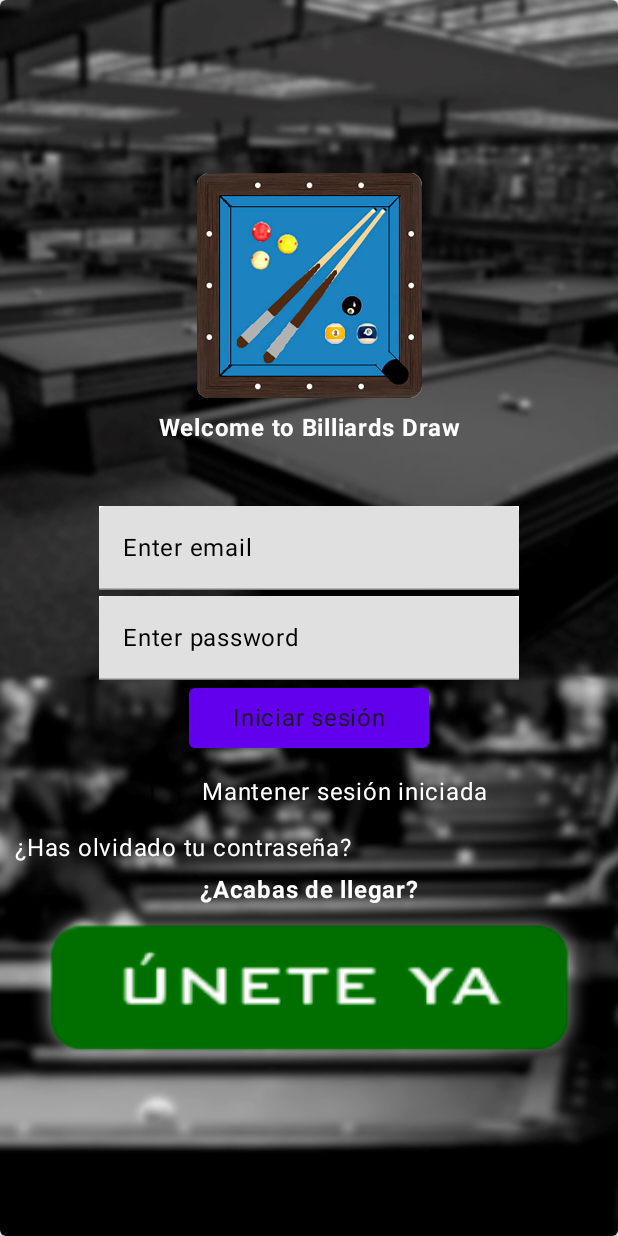
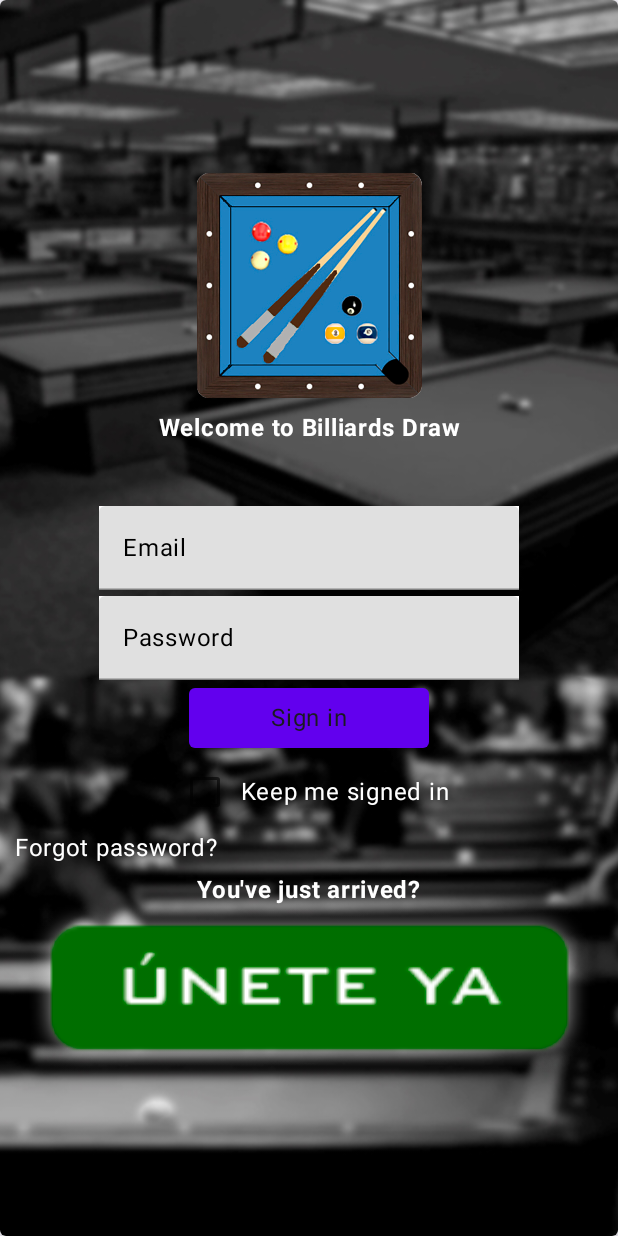
Before and after one commit to FeryaelJustice/BilliardsDraw, an Android app built with Jetpack Compose: the RegisterScreen screen opened through its navigation route, on a phone screen of 412 x 824 dp. Run offline under Robolectric (Android 15) with nearby library versions, the phone set to English and light mode, and no system bars; our stand-ins replace AdMob, Dagger/Hilt's generated code, Firebase (no records; nobody signed in at launch, a user with empty details on screens opened directly); libraries missing offline, so code that uses them is left out: com.android.billingclient; pictures from the network do not load; 5 statements that could not run were skipped.

Commit message:
translate(src): translate pantalla login, register y boton de cerrar sesion

```diff
--- a/app/src/main/java/com/billiardsdraw/billiardsdraw/ui/screen/login/LoginScreen.kt
+++ b/app/src/main/java/com/billiardsdraw/billiardsdraw/ui/screen/login/LoginScreen.kt
@@ -61,7 +61,7 @@ fun LoginScreen(
             Card(elevation = 4.dp, modifier = Modifier.fillMaxSize()) {
                 Image(
                     painter = painterResource(id = R.drawable.fondoinicio),
-                    contentDescription = "Fondo inicio",
+                    contentDescription = "Login background",
                     modifier = Modifier.fillMaxSize(),
                     contentScale = ContentScale.Crop
                 )
@@ -101,7 +101,18 @@ fun LoginScreen(
                         TextField(
                             value = viewModel.email,
                             onValueChange = { viewModel.email = it },
-                            label = { Text("Enter email", color = Color.Black) },
+                            label = {
+                                Text(
+                                    stringResource(id = R.string.email),
+                                    color = Color.Black
+                                )
+                            },
+                            placeholder = {
+                                Text(
+                                    stringResource(id = R.string.email_hint),
+                                    color = Color.Black
+                                )
+                            },
                             keyboardOptions = KeyboardOptions(keyboardType = KeyboardType.Email),
                             modifier = Modifier.background(
                                 Color.White
@@ -111,7 +122,18 @@ fun LoginScreen(
                         TextField(
                             value = viewModel.password,
                             onValueChange = { viewModel.password = it },
-                            label = { Text("Enter password", color = Color.Black) },
+                            label = {
+                                Text(
+                                    stringResource(id = R.string.password),
+                                    color = Color.Black
+                                )
+                            },
+                            placeholder = {
+                                Text(
+                                    stringResource(id = R.string.password_hint),
+                                    color = Color.Black
+                                )
+                            },
                             visualTransformation = PasswordVisualTransformation(),
                             keyboardOptions = KeyboardOptions(keyboardType = KeyboardType.Password),
                             modifier = Modifier.background(Color.White)
@@ -130,7 +152,7 @@ fun LoginScreen(
                             modifier = Modifier.width(160.dp)
                         ) {
                             Text(
-                                text = "Iniciar sesión"
+                                text = stringResource(id = R.string.signIn)
                             )
                         }
                         Spacer(modifier = Modifier.height(1.dp))
@@ -139,7 +161,7 @@ fun LoginScreen(
                                 checked = viewModel.keepSession,
                                 onCheckedChange = { viewModel.keepSession = it })
                             Text(
-                                text = "Mantener sesión iniciada",
+                                text = stringResource(id = R.string.keepSession),
                                 color = Color.White,
                                 modifier = Modifier
                                     .align(Alignment.CenterVertically)
@@ -147,7 +169,7 @@ fun LoginScreen(
                         }
                         Spacer(modifier = Modifier.height(1.dp))
                         Text(
-                            text = "¿Has olvidado tu contraseña?",
+                            text = stringResource(id = R.string.forgotPassword),
                             Modifier
                                 .clickable {
                                     navigate(
@@ -161,7 +183,7 @@ fun LoginScreen(
                         )
                         Spacer(modifier = Modifier.height(4.dp))
                         Text(
-                            text = "¿Acabas de llegar?",
+                            text = stringResource(id = R.string.justArrived),
                             color = Color.White,
                             fontWeight = FontWeight.Bold
                         )
--- a/app/src/main/java/com/billiardsdraw/billiardsdraw/ui/screen/register/RegisterScreen.kt
+++ b/app/src/main/java/com/billiardsdraw/billiardsdraw/ui/screen/register/RegisterScreen.kt
@@ -40,7 +40,7 @@ fun RegisterScreen(
         Card(elevation = 4.dp, modifier = Modifier.fillMaxSize()) {
             Image(
                 painter = painterResource(id = R.drawable.fondoinicio),
-                contentDescription = "Fondo inicio",
+                contentDescription = "Register background",
                 modifier = Modifier.fillMaxSize(),
                 contentScale = ContentScale.Crop
             )
@@ -80,7 +80,18 @@ fun RegisterScreen(
                     TextField(
                         value = viewModel.email,
                         onValueChange = { viewModel.email = it },
-                        label = { Text("Enter email", color = Color.Black) },
+                        label = {
+                            Text(
+                                stringResource(id = R.string.email),
+                                color = Color.Black
+                            )
+                        },
+                        placeholder = {
+                            Text(
+                                stringResource(id = R.string.email_hint),
+                                color = Color.Black
+                            )
+                        },
                         keyboardOptions = KeyboardOptions(keyboardType = KeyboardType.Email),
                         modifier = Modifier.background(
                             Color.White
@@ -90,7 +101,18 @@ fun RegisterScreen(
                     TextField(
                         value = viewModel.password,
                         onValueChange = { viewModel.password = it },
-                        label = { Text("Enter password", color = Color.Black) },
+                        label = {
+                            Text(
+                                stringResource(id = R.string.password),
+                                color = Color.Black
+                            )
+                        },
+                        placeholder = {
+                            Text(
+                                stringResource(id = R.string.password_hint),
+                                color = Color.Black
+                            )
+                        },
                         visualTransformation = PasswordVisualTransformation(),
                         keyboardOptions = KeyboardOptions(keyboardType = KeyboardType.Password),
                         modifier = Modifier.background(Color.White)
@@ -99,7 +121,18 @@ fun RegisterScreen(
                     TextField(
                         value = viewModel.repeatPassword,
                         onValueChange = { viewModel.repeatPassword = it },
-                        label = { Text("Repeat password", color = Color.Black) },
+                        label = {
+                            Text(
+                                stringResource(id = R.string.repeatpassword_hint),
+                                color = Color.Black
+                            )
+                        },
+                        placeholder = {
+                            Text(
+                                stringResource(id = R.string.repeatpassword_hint),
+                                color = Color.Black
+                            )
+                        },
                         visualTransformation = PasswordVisualTransformation(),
                         keyboardOptions = KeyboardOptions(keyboardType = KeyboardType.Password),
                         modifier = Modifier.background(Color.White)
@@ -118,7 +151,7 @@ fun RegisterScreen(
                         modifier = Modifier.width(160.dp)
                     ) {
                         Text(
-                            text = "Registrarse"
+                            text = stringResource(id = R.string.signUp)
                         )
                     }
                 }
--- a/app/src/main/java/com/billiardsdraw/billiardsdraw/ui/screen/user/premium/UserPremiumScreen.kt
+++ b/app/src/main/java/com/billiardsdraw/billiardsdraw/ui/screen/user/premium/UserPremiumScreen.kt
@@ -12,6 +12,7 @@ import androidx.compose.ui.draw.scale
 import androidx.compose.ui.graphics.Color
 import androidx.compose.ui.platform.LocalContext
 import androidx.compose.ui.res.painterResource
+import androidx.compose.ui.res.stringResource
 import androidx.compose.ui.unit.dp
 import androidx.navigation.NavHostController
 import com.billiardsdraw.billiardsdraw.BilliardsDrawViewModel
@@ -116,7 +117,7 @@ fun UserPremiumScreen(
                         Button(onClick = {
                             viewModel.signOut(navController)
                         }) {
-                            Text(text = "Cerrar sesión")
+                            Text(text = stringResource(id = R.string.signOut))
                         }
                     }
                 }
--- a/app/src/main/java/com/billiardsdraw/billiardsdraw/ui/screen/user/profile/UserProfileScreen.kt
+++ b/app/src/main/java/com/billiardsdraw/billiardsdraw/ui/screen/user/profile/UserProfileScreen.kt
@@ -12,6 +12,7 @@ import androidx.compose.ui.draw.scale
 import androidx.compose.ui.graphics.Color
 import androidx.compose.ui.platform.LocalContext
 import androidx.compose.ui.res.painterResource
+import androidx.compose.ui.res.stringResource
 import androidx.compose.ui.unit.dp
 import androidx.navigation.NavHostController
 import com.billiardsdraw.billiardsdraw.BilliardsDrawViewModel
@@ -111,7 +112,7 @@ fun UserProfileScreen(
                     Button(onClick = {
                         viewModel.signOut(navController)
                     }) {
-                        Text(text = "Cerrar sesión")
+                        Text(text = stringResource(id = R.string.signOut))
                     }
                     Spacer(modifier = Modifier.height(20.dp))
                     Image(
--- a/app/src/main/res/values/strings.xml
+++ b/app/src/main/res/values/strings.xml
@@ -3,4 +3,15 @@
     <string name="default_image_description" translatable="false">Image description</string>
 
     <string name="welcome">Welcome to</string>
+    <string name="email_hint">Enter email</string>
+    <string name="email">Email</string>
+    <string name="password_hint">Enter password</string>
+    <string name="repeatpassword_hint">Repeat password</string>
+    <string name="password">Password</string>
+    <string name="signIn">Sign in</string>
+    <string name="signUp">Sign up</string>
+    <string name="signOut">Sign out</string>
+    <string name="keepSession">Keep me signed in</string>
+    <string name="forgotPassword">Forgot password?</string>
+    <string name="justArrived">You\'ve just arrived?</string>
 </resources>
```
Also changed, not shown: 8 other files.
